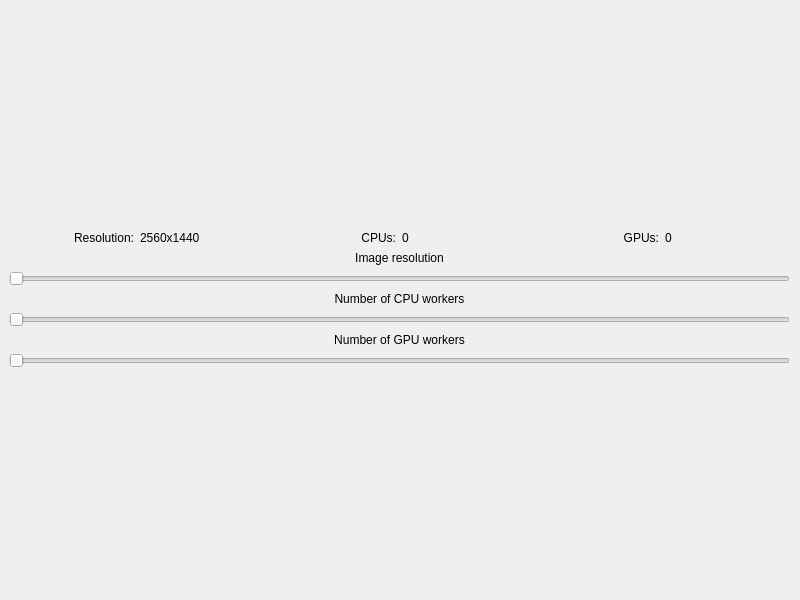
Before: the Qt Designer form controller.ui in actor-framework/fractal-demo, drawn with Qt 5.
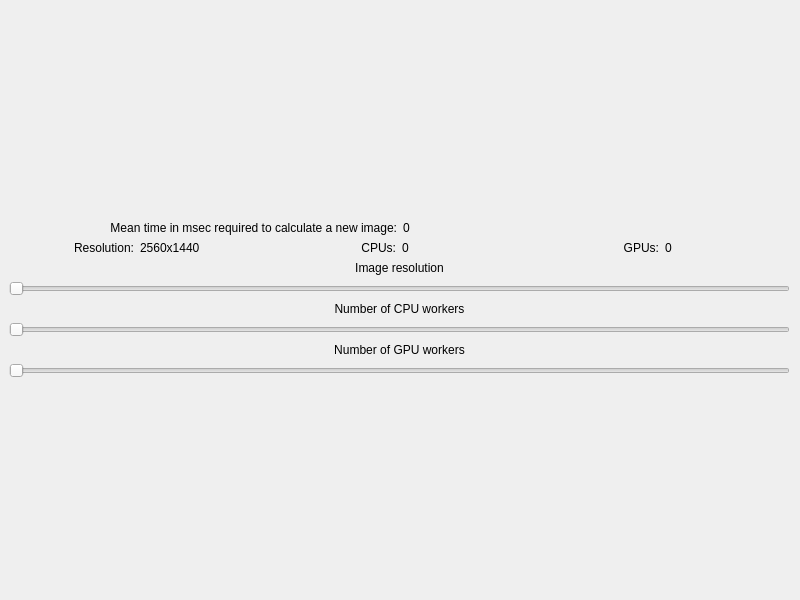
After: the same form once the commit is applied. Custom widgets are drawn as their Qt base class.

Commit message: added fps counter to controller ui

```diff
--- a/controller.ui
+++ b/controller.ui
@@ -24,14 +24,14 @@
      </rect>
     </property>
     <layout class="QGridLayout" name="gridLayout">
-     <item row="4" column="0">
+     <item row="5" column="0">
       <widget class="QLabel" name="cpu_label">
        <property name="text">
         <string>&lt;html&gt;&lt;head/&gt;&lt;body&gt;&lt;p align=&quot;center&quot;&gt;Number of CPU workers&lt;/p&gt;&lt;/body&gt;&lt;/html&gt;</string>
        </property>
       </widget>
      </item>
-     <item row="6" column="0">
+     <item row="7" column="0">
       <widget class="QLabel" name="gpu_label">
        <property name="maximumSize">
         <size>
@@ -44,7 +44,7 @@
        </property>
       </widget>
      </item>
-     <item row="8" column="0">
+     <item row="9" column="0">
       <spacer name="verticalSpacer_2">
        <property name="orientation">
         <enum>Qt::Vertical</enum>
@@ -57,28 +57,28 @@
        </property>
       </spacer>
      </item>
-     <item row="5" column="0">
+     <item row="6" column="0">
       <widget class="QSlider" name="cpu_slider">
        <property name="orientation">
         <enum>Qt::Horizontal</enum>
        </property>
       </widget>
      </item>
-     <item row="7" column="0">
+     <item row="8" column="0">
       <widget class="QSlider" name="gpu_slider">
        <property name="orientation">
         <enum>Qt::Horizontal</enum>
        </property>
       </widget>
      </item>
-     <item row="3" column="0">
+     <item row="4" column="0">
       <widget class="QSlider" name="res_slider">
        <property name="orientation">
         <enum>Qt::Horizontal</enum>
        </property>
       </widget>
      </item>
-     <item row="2" column="0">
+     <item row="3" column="0">
       <widget class="QLabel" name="res_label">
        <property name="text">
         <string>&lt;html&gt;&lt;head/&gt;&lt;body&gt;&lt;p align=&quot;center&quot;&gt;Image resolution&lt;/p&gt;&lt;/body&gt;&lt;/html&gt;</string>
@@ -98,7 +98,7 @@
        </property>
       </spacer>
      </item>
-     <item row="1" column="0">
+     <item row="2" column="0">
       <layout class="QHBoxLayout" name="horizontalLayout">
        <item>
         <widget class="QLabel" name="res_legend">
@@ -144,6 +144,24 @@
        </item>
       </layout>
      </item>
+     <item row="1" column="0">
+      <layout class="QHBoxLayout" name="horizontalLayout_2">
+       <item>
+        <widget class="QLabel" name="time_label">
+         <property name="text">
+          <string>&lt;html&gt;&lt;head/&gt;&lt;body&gt;&lt;p align=&quot;right&quot;&gt;Mean time in msec required to calculate a new image:&lt;/p&gt;&lt;/body&gt;&lt;/html&gt;</string>
+         </property>
+        </widget>
+       </item>
+       <item>
+        <widget class="QLabel" name="time_current">
+         <property name="text">
+          <string>0</string>
+         </property>
+        </widget>
+       </item>
+      </layout>
+     </item>
     </layout>
    </widget>
   </widget>
```
The commit also changes 6 other files.
